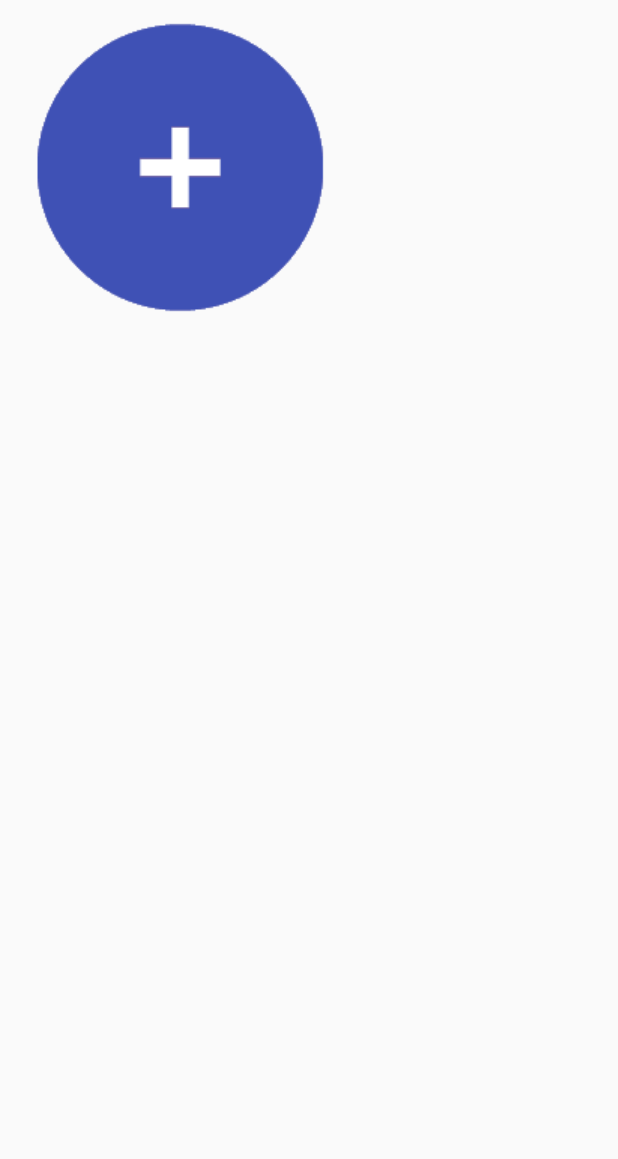
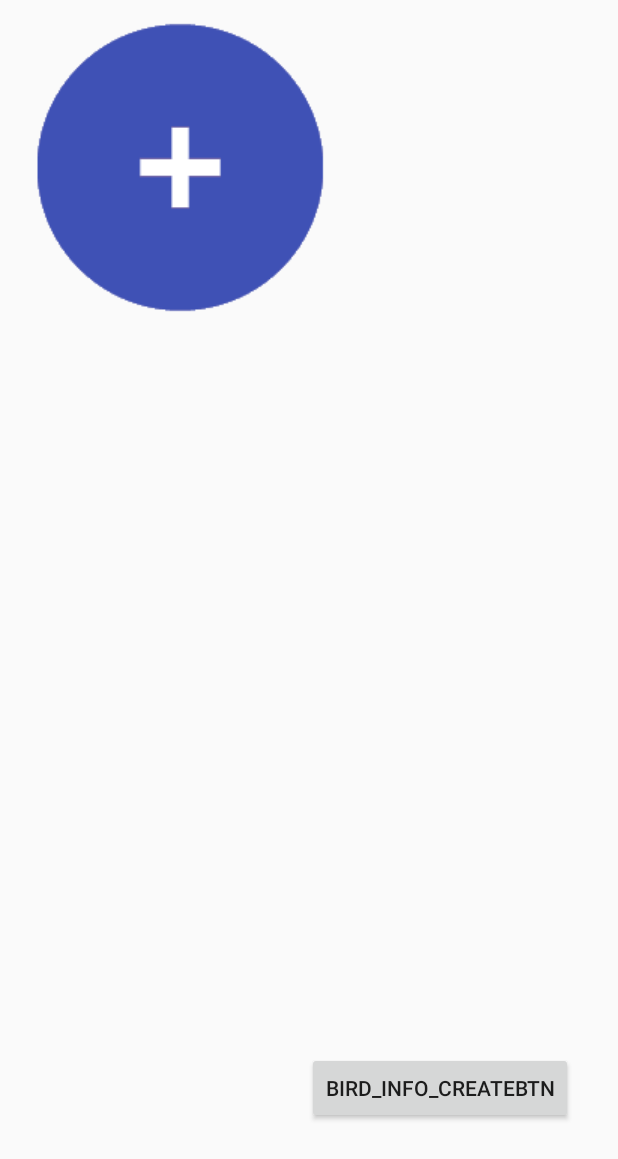
Before and after one commit to huesimon/Birdwatching, an Android app: the layout activity_bird_info.xml on its own in the app's theme, with its tools: preview values and no code run, on a phone screen of 412 x 824 dp. Shown: the top 1159 px of the screen. Run offline under Robolectric (Android 15) with nearby library versions, the phone set to English and light mode, and no system bars.

Commit message:
Created new layout for posting an observation

```diff
--- a/app/build.gradle
+++ b/app/build.gradle
@@ -41,4 +41,5 @@ dependencies {
 
 
 
+
 apply plugin: 'com.google.gms.google-services'
--- a/app/src/main/AndroidManifest.xml
+++ b/app/src/main/AndroidManifest.xml
@@ -20,7 +20,8 @@
         </activity>
         <activity android:name=".UserObservation" />
         <activity android:name=".BirdCatalog" />
-        <activity android:name=".BirdInfo"></activity>
+        <activity android:name=".BirdInfo" />
+        <activity android:name=".CreateObservation"></activity>
     </application>
 
 </manifest>
--- a/app/src/main/java/com/example/simonrasmussen/birdwatching/BirdPost.java
+++ b/app/src/main/java/com/example/simonrasmussen/birdwatching/Objects/BirdPost.java
@@ -1,4 +1,4 @@
-package com.example.simonrasmussen.birdwatching;
+package com.example.simonrasmussen.birdwatching.Objects;
 
 /**
  * Created by Simon Rasmussen on 08-03-2018.
--- a/app/src/main/res/layout/activity_bird_info.xml
+++ b/app/src/main/res/layout/activity_bird_info.xml
@@ -13,4 +13,20 @@
         app:srcCompat="@drawable/addbtnblue"
         tools:layout_editor_absoluteX="42dp"
         tools:layout_editor_absoluteY="0dp" />
+
+    <Button
+        android:id="@+id/bird_info_createbtn"
+        android:layout_width="wrap_content"
+        android:layout_height="wrap_content"
+        android:layout_marginBottom="8dp"
+        android:layout_marginEnd="8dp"
+        android:layout_marginStart="8dp"
+        android:layout_marginTop="8dp"
+        android:text="bird_info_createbtn"
+        app:layout_constraintBottom_toBottomOf="parent"
+        app:layout_constraintEnd_toEndOf="parent"
+        app:layout_constraintHorizontal_bias="0.9"
+        app:layout_constraintStart_toStartOf="parent"
+        app:layout_constraintTop_toTopOf="parent"
+        app:layout_constraintVertical_bias="0.912" />
 </android.support.constraint.ConstraintLayout>
```
Also changed, not shown: app/src/main/java/com/example/simonrasmussen/birdwatching/BirdInfo.java (+23 -2 lines), app/src/main/java/com/example/simonrasmussen/birdwatching/CreateObservation.java (added, +13 -0 lines), app/src/main/res/layout/activity_create_observation.xml (added, +64 -0 lines).
